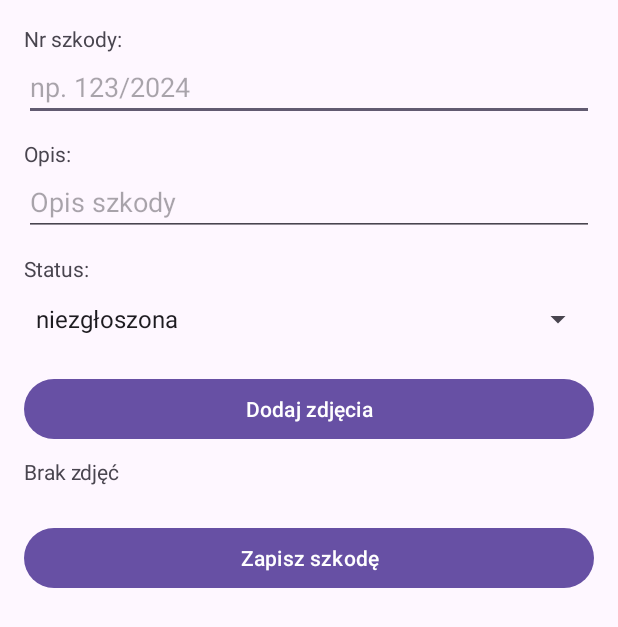
After one commit to OwennGamer/TaxiPartner-desktop, an Android app: the DamageActivity screen opened directly, with no data from a screen before it, on a phone screen of 412 x 824 dp. The commit adds this screen. Shown: the top 627 px of the screen. Run offline under Robolectric (Android 15) with nearby library versions, the phone set to English and light mode, and no system bars.

Commit message:
20.08.2025

```diff
--- a/PartnerTaxiKierowca2/app/src/main/AndroidManifest.xml
+++ b/PartnerTaxiKierowca2/app/src/main/AndroidManifest.xml
@@ -66,6 +66,7 @@
         <activity android:name=".FleetActivity" />
         <activity android:name=".VehicleDetailActivity" />
         <activity android:name=".ServiceActivity" />
+        <activity android:name=".DamageActivity" />
 
         <service
             android:name=".TaxiFirebaseService"
--- /dev/null
+++ b/PartnerTaxiKierowca2/app/src/main/java/com/partner/taxi/DamageActivity.kt
@@ -0,0 +1,126 @@
+package com.partner.taxi
+
+import android.net.Uri
+import android.os.Bundle
+import android.widget.*
+import androidx.activity.result.contract.ActivityResultContracts
+import androidx.appcompat.app.AppCompatActivity
+import okhttp3.MediaType.Companion.toMediaTypeOrNull
+import okhttp3.MultipartBody
+import okhttp3.RequestBody.Companion.asRequestBody
+import okhttp3.RequestBody.Companion.toRequestBody
+import retrofit2.Call
+import retrofit2.Callback
+import retrofit2.Response
+import java.io.File
+import java.io.FileOutputStream
+
+class DamageActivity : AppCompatActivity() {
+
+    private lateinit var editDamageNumber: EditText
+    private lateinit var editDamageDescription: EditText
+    private lateinit var spinnerStatus: Spinner
+    private lateinit var btnSelectPhotos: Button
+    private lateinit var tvPhotosCount: TextView
+    private lateinit var btnSave: Button
+
+    private val selectedUris = mutableListOf<Uri>()
+
+    private val pickImages = registerForActivityResult(ActivityResultContracts.GetMultipleContents()) { uris ->
+        selectedUris.clear()
+        if (uris != null) {
+            selectedUris.addAll(uris)
+        }
+        tvPhotosCount.text = "Wybrano ${selectedUris.size} zdjęć"
+    }
+
+    override fun onCreate(savedInstanceState: Bundle?) {
+        super.onCreate(savedInstanceState)
+        setContentView(R.layout.activity_damage)
+
+        editDamageNumber = findViewById(R.id.editDamageNumber)
+        editDamageDescription = findViewById(R.id.editDamageDescription)
+        spinnerStatus = findViewById(R.id.spinnerStatus)
+        btnSelectPhotos = findViewById(R.id.btnSelectPhotos)
+        tvPhotosCount = findViewById(R.id.tvPhotosCount)
+        btnSave = findViewById(R.id.btnSaveDamage)
+
+        val statuses = arrayOf(
+            "niezgłoszona",
+            "zgłoszona",
+            "czeka na wycenę",
+            "czeka na naprawę",
+            "czeka na rozliczenie",
+            "zamknięta"
+        )
+        spinnerStatus.adapter = ArrayAdapter(this, android.R.layout.simple_spinner_dropdown_item, statuses)
+
+        btnSelectPhotos.setOnClickListener {
+            pickImages.launch("image/*")
+        }
+
+        btnSave.setOnClickListener {
+            val nrSzkody = editDamageNumber.text.toString().trim()
+            val opis = editDamageDescription.text.toString().trim()
+            val status = spinnerStatus.selectedItem as String
+            val rejestracja = intent.getStringExtra("rejestracja") ?: ""
+
+            if (nrSzkody.isEmpty()) {
+                Toast.makeText(this, "Podaj nr szkody", Toast.LENGTH_SHORT).show()
+                return@setOnClickListener
+            }
+            if (opis.isEmpty()) {
+                Toast.makeText(this, "Podaj opis", Toast.LENGTH_SHORT).show()
+                return@setOnClickListener
+            }
+            if (rejestracja.isEmpty()) {
+                Toast.makeText(this, "Brak rejestracji", Toast.LENGTH_SHORT).show()
+                return@setOnClickListener
+            }
+
+            uploadDamage(nrSzkody, opis, status, rejestracja)
+        }
+    }
+
+    private fun uploadDamage(nrSzkody: String, opis: String, status: String, rejestracja: String) {
+        val nrBody = nrSzkody.toRequestBody("text/plain".toMediaTypeOrNull())
+        val opisBody = opis.toRequestBody("text/plain".toMediaTypeOrNull())
+        val statusBody = status.toRequestBody("text/plain".toMediaTypeOrNull())
+        val rejestracjaBody = rejestracja.toRequestBody("text/plain".toMediaTypeOrNull())
+
+        val parts = selectedUris.mapIndexedNotNull { index, uri ->
+            try {
+                val inputStream = contentResolver.openInputStream(uri)
+                val tempFile = File(cacheDir, "damage_$index.jpg")
+                val outputStream = FileOutputStream(tempFile)
+                inputStream?.copyTo(outputStream)
+                inputStream?.close()
+                outputStream.close()
+                val requestFile = tempFile.asRequestBody("image/*".toMediaTypeOrNull())
+                MultipartBody.Part.createFormData("photos[]", tempFile.name, requestFile)
+            } catch (e: Exception) {
+                null
+            }
+        }
+
+        ApiClient.apiService.addDamage(rejestracjaBody, nrBody, opisBody, statusBody, parts)
+            .enqueue(object : Callback<GenericResponse> {
+                override fun onResponse(
+                    call: Call<GenericResponse>,
+                    response: Response<GenericResponse>
+                ) {
+                    if (response.isSuccessful && response.body()?.status == "success") {
+                        Toast.makeText(this@DamageActivity, "Szkoda zapisana", Toast.LENGTH_SHORT).show()
+                        finish()
+                    } else {
+                        val msg = response.body()?.message ?: "Błąd zapisu"
+                        Toast.makeText(this@DamageActivity, msg, Toast.LENGTH_LONG).show()
+                    }
+                }
+
+                override fun onFailure(call: Call<GenericResponse>, t: Throwable) {
+                    Toast.makeText(this@DamageActivity, "Błąd sieci: ${t.localizedMessage}", Toast.LENGTH_LONG).show()
+                }
+            })
+    }
+}
--- a/PartnerTaxiKierowca2/app/src/main/java/com/partner/taxi/VehicleDetailActivity.kt
+++ b/PartnerTaxiKierowca2/app/src/main/java/com/partner/taxi/VehicleDetailActivity.kt
@@ -41,6 +41,12 @@ class VehicleDetailActivity : AppCompatActivity() {
                 intent.putExtra("rejestracja", v.rejestracja)
                 startActivity(intent)
             }
+
+            findViewById<Button>(R.id.btnDamage).setOnClickListener {
+                val intent = Intent(this, DamageActivity::class.java)
+                intent.putExtra("rejestracja", v.rejestracja)
+                startActivity(intent)
+            }
         }
     }
 
--- /dev/null
+++ b/PartnerTaxiKierowca2/app/src/main/res/layout/activity_damage.xml
@@ -0,0 +1,68 @@
+<?xml version="1.0" encoding="utf-8"?>
+<ScrollView xmlns:android="http://schemas.android.com/apk/res/android"
+    android:layout_width="match_parent"
+    android:layout_height="match_parent"
+    android:padding="16dp">
+
+    <LinearLayout
+        android:layout_width="match_parent"
+        android:layout_height="wrap_content"
+        android:orientation="vertical">
+
+        <TextView
+            android:layout_width="wrap_content"
+            android:layout_height="wrap_content"
+            android:text="Nr szkody:"/>
+
+        <EditText
+            android:id="@+id/editDamageNumber"
+            android:layout_width="match_parent"
+            android:layout_height="wrap_content"
+            android:hint="np. 123/2024"/>
+
+        <TextView
+            android:layout_width="wrap_content"
+            android:layout_height="wrap_content"
+            android:layout_marginTop="12dp"
+            android:text="Opis:"/>
+
+        <EditText
+            android:id="@+id/editDamageDescription"
+            android:layout_width="match_parent"
+            android:layout_height="wrap_content"
+            android:hint="Opis szkody"/>
+
+        <TextView
+            android:layout_width="wrap_content"
+            android:layout_height="wrap_content"
+            android:layout_marginTop="12dp"
+            android:text="Status:"/>
+
+        <Spinner
+            android:id="@+id/spinnerStatus"
+            android:layout_width="match_parent"
+            android:layout_height="wrap_content"/>
+
+        <Button
+            android:id="@+id/btnSelectPhotos"
+            android:layout_width="match_parent"
+            android:layout_height="wrap_content"
+            android:layout_marginTop="12dp"
+            android:text="Dodaj zdjęcia"/>
+
+        <TextView
+            android:id="@+id/tvPhotosCount"
+            android:layout_width="wrap_content"
+            android:layout_height="wrap_content"
+            android:layout_marginTop="8dp"
+            android:text="Brak zdjęć"/>
+
+        <Button
+            android:id="@+id/btnSaveDamage"
+            android:layout_width="match_parent"
+            android:layout_height="wrap_content"
+            android:layout_marginTop="24dp"
+            android:text="Zapisz szkodę"/>
+
+    </LinearLayout>
+</ScrollView>
```
Also changed, not shown: PartnerTaxiKierowca2/app/src/main/java/com/partner/taxi/ApiService.kt (+15 -0 lines), PartnerTaxiKierowca2/app/src/main/java/com/partner/taxi/DamageResponse.kt (added, +16 -0 lines), PartnerTaxiKierowca2/app/src/main/res/layout/activity_vehicle_detail.xml (+7 -0 lines), 4 other files.
